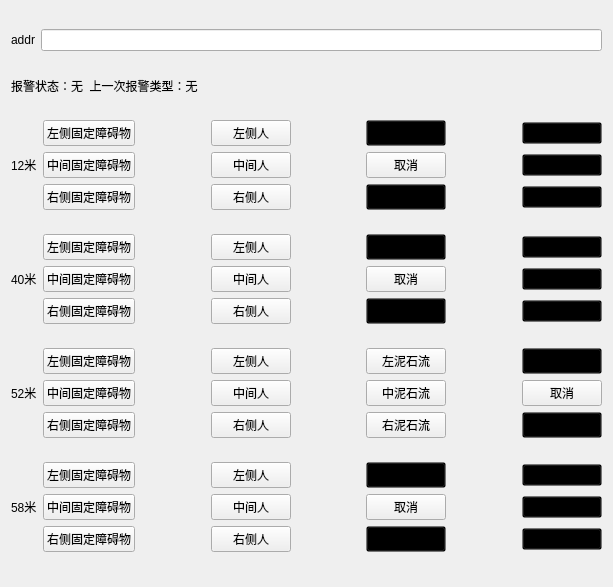
0heli0/qt5_module, file chap05/tk_xj_pk/widget.ui: the form before one commit.
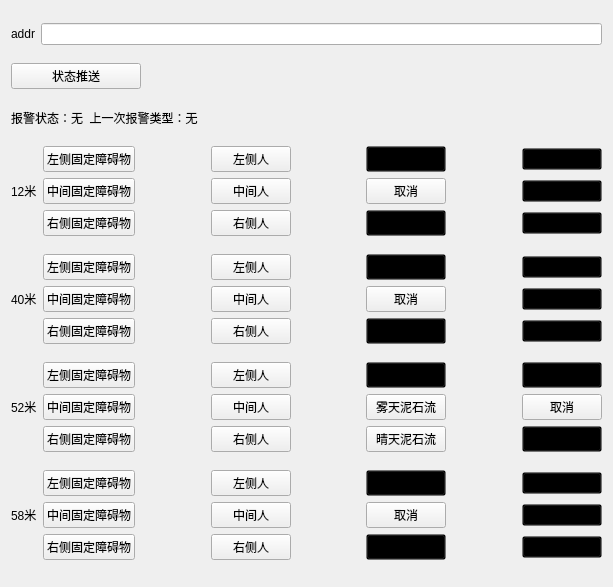
The form after the commit.

Patch:
```diff
--- a/chap05/tk_xj_pk/widget.ui
+++ b/chap05/tk_xj_pk/widget.ui
@@ -28,6 +28,19 @@
      </item>
     </layout>
    </item>
+   <item>
+    <widget class="QPushButton" name="pushButton">
+     <property name="maximumSize">
+      <size>
+       <width>130</width>
+       <height>16777215</height>
+      </size>
+     </property>
+     <property name="text">
+      <string>状态推送</string>
+     </property>
+    </widget>
+   </item>
    <item>
     <widget class="QLabel" name="label_alarm">
      <property name="maximumSize">
@@ -615,6 +628,9 @@
          </item>
          <item>
           <widget class="QPushButton" name="buttonNSL51">
+           <property name="styleSheet">
+            <string notr="true">background:transparent;color: transparent; background-color: transparent;</string>
+           </property>
            <property name="text">
             <string>左泥石流</string>
            </property>
@@ -692,8 +708,11 @@
          </item>
          <item>
           <widget class="QPushButton" name="buttonNSL51_2">
+           <property name="styleSheet">
+            <string notr="true"/>
+           </property>
            <property name="text">
-            <string>中泥石流</string>
+            <string>雾天泥石流</string>
            </property>
           </widget>
          </item>
@@ -767,7 +786,7 @@
          <item>
           <widget class="QPushButton" name="buttonNSL51_3">
            <property name="text">
-            <string>右泥石流</string>
+            <string>晴天泥石流</string>
            </property>
           </widget>
          </item>
```
